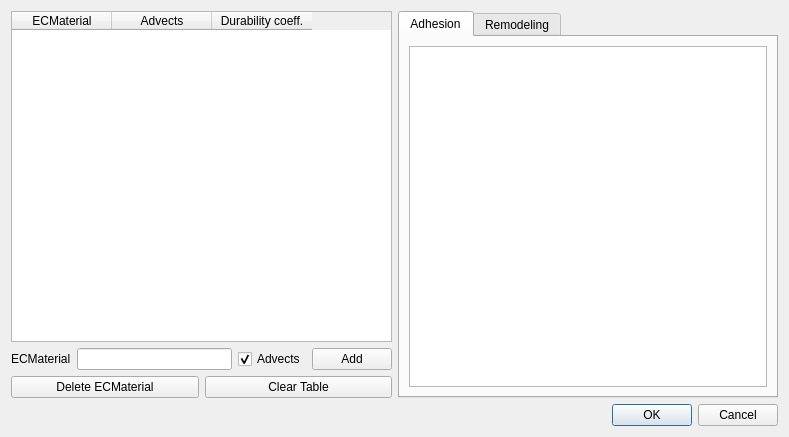
Old version of the form cc3d/twedit5/Plugins/CC3DMLHelper/ecmaterialsdlg.ui in the repository CompuCell3D/CompuCell3D.
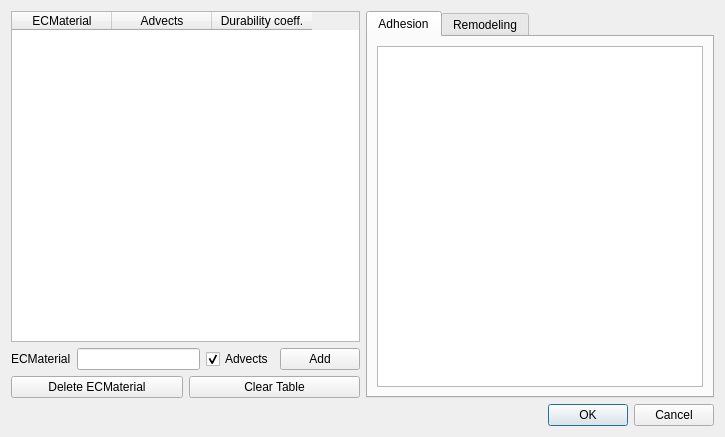
New version of the form.

Commit message: UI table resizing and invalid input feedback (credit Maciek for review)

```diff
--- a/cc3d/twedit5/Plugins/CC3DMLHelper/ecmaterialsdlg.ui
+++ b/cc3d/twedit5/Plugins/CC3DMLHelper/ecmaterialsdlg.ui
@@ -6,7 +6,7 @@
    <rect>
     <x>0</x>
     <y>0</y>
-    <width>789</width>
+    <width>725</width>
     <height>437</height>
    </rect>
   </property>
@@ -29,6 +29,18 @@
       <layout class="QVBoxLayout" name="verticalLayout">
        <item>
         <widget class="QTableWidget" name="tableWidget_materialDefs">
+         <property name="sizePolicy">
+          <sizepolicy hsizetype="MinimumExpanding" vsizetype="Expanding">
+           <horstretch>0</horstretch>
+           <verstretch>0</verstretch>
+          </sizepolicy>
+         </property>
+         <property name="minimumSize">
+          <size>
+           <width>300</width>
+           <height>0</height>
+          </size>
+         </property>
          <column>
           <property name="text">
            <string>ECMaterial</string>
```
The commit also changes 3 other files.
